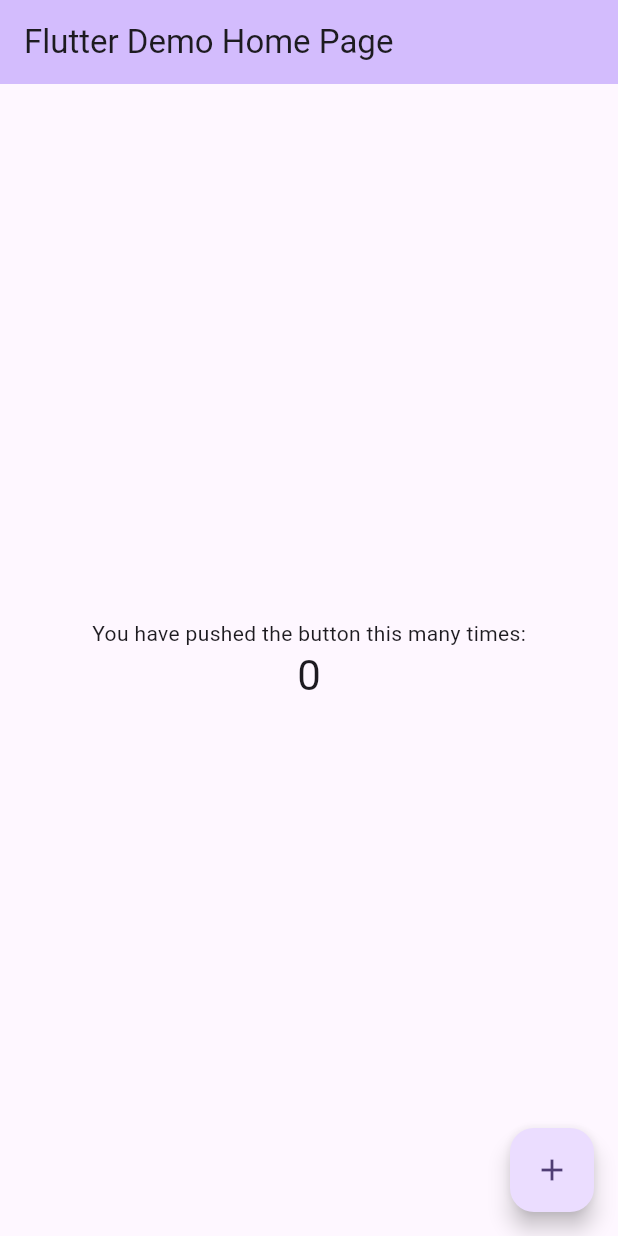
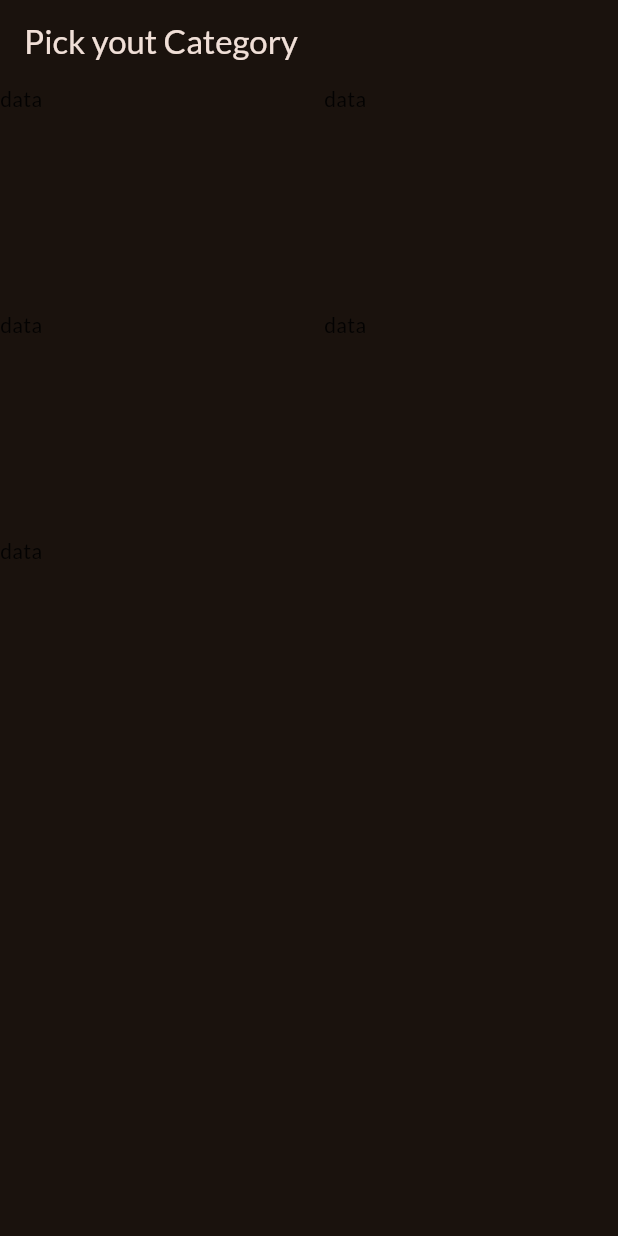
Before and after one commit to TmajidT/flutter_meals, a Flutter app: the screen it shows after launch, on a phone screen of 412 x 824 dp. Run offline on Flutter 3.47's test engine with Material 2 defaults, Android fonts, the phone set to English and light mode, and no system bars; our stand-ins replace google_fonts.

Commit message:
adding gridView

```diff
--- /dev/null
+++ b/lib/categories.dart
@@ -0,0 +1,28 @@
+import 'package:flutter/material.dart';
+
+class CategoriesScreen extends StatelessWidget {
+  const CategoriesScreen({super.key});
+
+  @override
+  Widget build(BuildContext context) {
+    return Scaffold(
+      appBar: AppBar(
+        title: const Text("Pick yout Category"),
+      ),
+      body: GridView(
+        gridDelegate: const SliverGridDelegateWithFixedCrossAxisCount(
+            crossAxisCount: 2,
+            childAspectRatio: 3 / 2,
+            crossAxisSpacing: 20,
+            mainAxisSpacing: 20),
+        children: [
+          Text('data'),
+          Text('data'),
+          Text('data'),
+          Text('data'),
+          Text('data'),
+        ],
+      ),
+    );
+  }
+}
--- a/lib/main.dart
+++ b/lib/main.dart
@@ -1,125 +1,29 @@
 import 'package:flutter/material.dart';
 
+import 'package:google_fonts/google_fonts.dart';
+import 'package:meals/categories.dart';
+
+final theme = ThemeData(
+  useMaterial3: true,
+  colorScheme: ColorScheme.fromSeed(
+    brightness: Brightness.dark,
+    seedColor: const Color.fromARGB(255, 131, 57, 0),
+  ),
+  textTheme: GoogleFonts.latoTextTheme(),
+);
+
 void main() {
-  runApp(const MyApp());
+  runApp(const App());
 }
 
-class MyApp extends StatelessWidget {
-  const MyApp({super.key});
+class App extends StatelessWidget {
+  const App({super.key});
 
-  // This widget is the root of your application.
   @override
   Widget build(BuildContext context) {
     return MaterialApp(
-      title: 'Flutter Demo',
-      theme: ThemeData(
-        // This is the theme of your application.
-        //
-        // TRY THIS: Try running your application with "flutter run". You'll see
-        // the application has a blue toolbar. Then, without quitting the app,
-        // try changing the seedColor in the colorScheme below to Colors.green
-        // and then invoke "hot reload" (save your changes or press the "hot
-        // reload" button in a Flutter-supported IDE, or press "r" if you used
-        // the command line to start the app).
-        //
-        // Notice that the counter didn't reset back to zero; the application
-        // state is not lost during the reload. To reset the state, use hot
-        // restart instead.
-        //
-        // This works for code too, not just values: Most code changes can be
-        // tested with just a hot reload.
-        colorScheme: ColorScheme.fromSeed(seedColor: Colors.deepPurple),
-        useMaterial3: true,
-      ),
-      home: const MyHomePage(title: 'Flutter Demo Home Page'),
+      theme: theme,
+      home: CategoriesScreen(),
     );
   }
 }
-
-class MyHomePage extends StatefulWidget {
-  const MyHomePage({super.key, required this.title});
-
-  // This widget is the home page of your application. It is stateful, meaning
-  // that it has a State object (defined below) that contains fields that affect
-  // how it looks.
-
-  // This class is the configuration for the state. It holds the values (in this
-  // case the title) provided by the parent (in this case the App widget) and
-  // used by the build method of the State. Fields in a Widget subclass are
-  // always marked "final".
-
-  final String title;
-
-  @override
-  State<MyHomePage> createState() => _MyHomePageState();
-}
-
-class _MyHomePageState extends State<MyHomePage> {
-  int _counter = 0;
-
-  void _incrementCounter() {
-    setState(() {
-      // This call to setState tells the Flutter framework that something has
-      // changed in this State, which causes it to rerun the build method below
-      // so that the display can reflect the updated values. If we changed
-      // _counter without calling setState(), then the build method would not be
-      // called again, and so nothing would appear to happen.
-      _counter++;
-    });
-  }
-
-  @override
-  Widget build(BuildContext context) {
-    // This method is rerun every time setState is called, for instance as done
-    // by the _incrementCounter method above.
-    //
-    // The Flutter framework has been optimized to make rerunning build methods
-    // fast, so that you can just rebuild anything that needs updating rather
-    // than having to individually change instances of widgets.
-    return Scaffold(
-      appBar: AppBar(
-        // TRY THIS: Try changing the color here to a specific color (to
-        // Colors.amber, perhaps?) and trigger a hot reload to see the AppBar
-        // change color while the other colors stay the same.
-        backgroundColor: Theme.of(context).colorScheme.inversePrimary,
-        // Here we take the value from the MyHomePage object that was created by
-        // the App.build method, and use it to set our appbar title.
-        title: Text(widget.title),
-      ),
-      body: Center(
-        // Center is a layout widget. It takes a single child and positions it
-        // in the middle of the parent.
-        child: Column(
-          // Column is also a layout widget. It takes a list of children and
-          // arranges them vertically. By default, it sizes itself to fit its
-          // children horizontally, and tries to be as tall as its parent.
-          //
-          // Column has various properties to control how it sizes itself and
-          // how it positions its children. Here we use mainAxisAlignment to
-          // center the children vertically; the main axis here is the vertical
-          // axis because Columns are vertical (the cross axis would be
-          // horizontal).
-          //
-          // TRY THIS: Invoke "debug painting" (choose the "Toggle Debug Paint"
-          // action in the IDE, or press "p" in the console), to see the
-          // wireframe for each widget.
-          mainAxisAlignment: MainAxisAlignment.center,
-          children: <Widget>[
-            const Text(
-              'You have pushed the button this many times:',
-            ),
-            Text(
-              '$_counter',
-              style: Theme.of(context).textTheme.headlineMedium,
-            ),
-          ],
-        ),
-      ),
-      floatingActionButton: FloatingActionButton(
-        onPressed: _incrementCounter,
-        tooltip: 'Increment',
-        child: const Icon(Icons.add),
-      ), // This trailing comma makes auto-formatting nicer for build methods.
-    );
-  }
-}
--- a/pubspec.yaml
+++ b/pubspec.yaml
@@ -35,6 +35,7 @@ dependencies:
   # The following adds the Cupertino Icons font to your application.
   # Use with the CupertinoIcons class for iOS style icons.
   cupertino_icons: ^1.0.2
+  google_fonts: ^5.1.0
 
 dev_dependencies:
   flutter_test:
```
Also changed, not shown: pubspec.lock, 1 other file.
